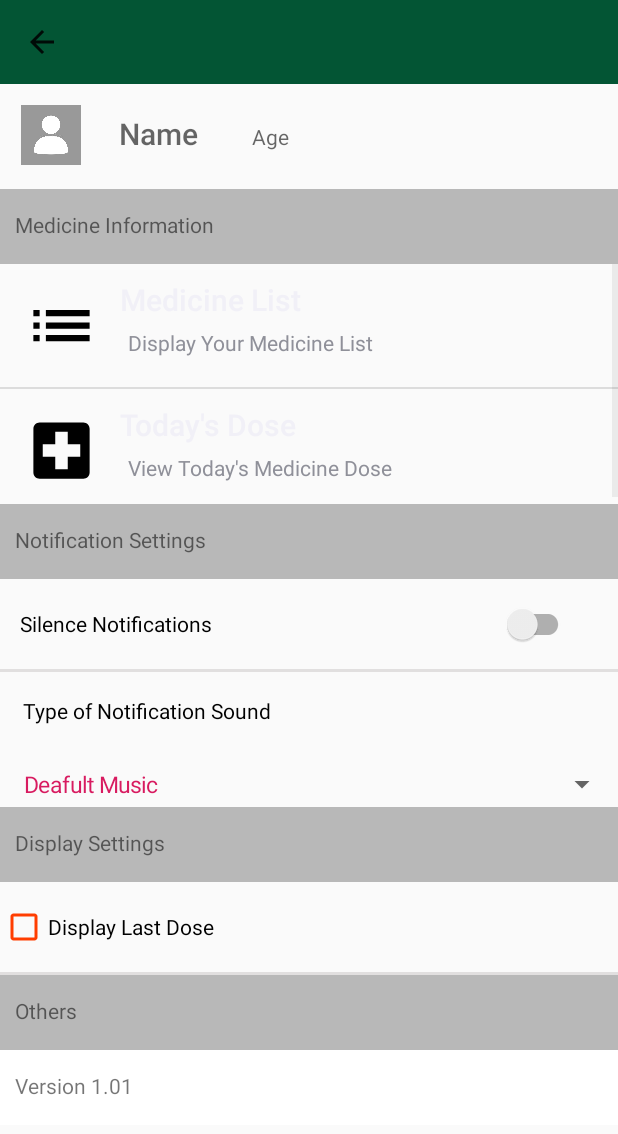
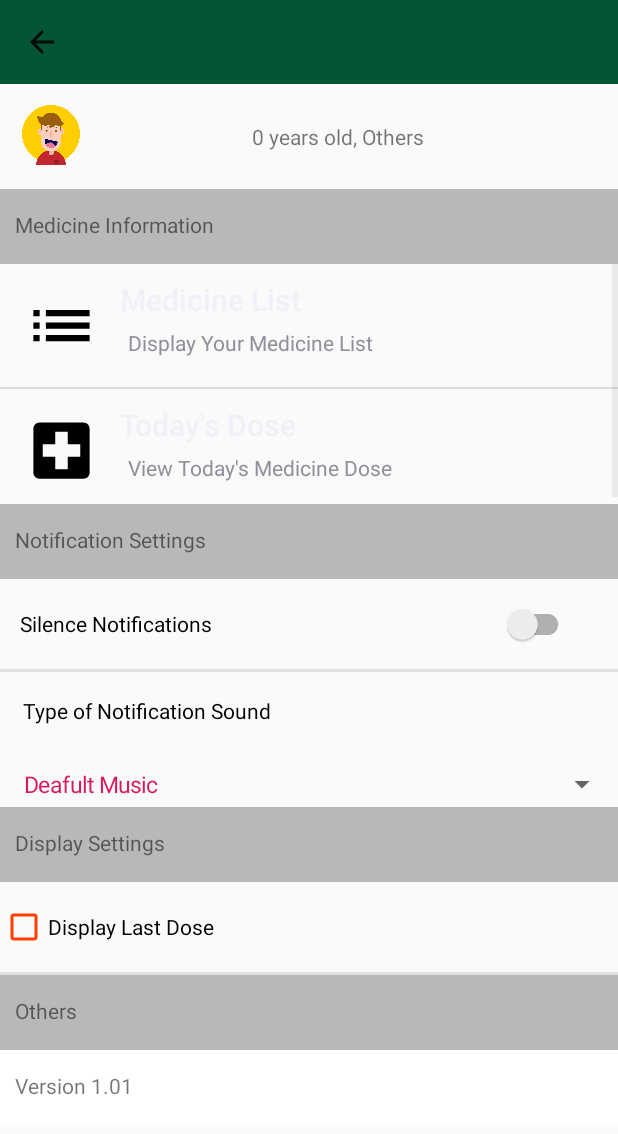
Before and after one commit to TeamSAYY/COMP3004Project, an Android app: the Setting_Page screen opened directly, with no data from a screen before it, on a phone screen of 412 x 824 dp. Shown: the top 1134 px of the screen. Run offline under Robolectric (Android 15) with nearby library versions, the phone set to English and light mode, and no system bars; our stand-ins replace Room's generated code.

Commit message:
code fix

```diff
--- a/app/src/main/java/com/example/drmednotifier/Frag_Add.java
+++ b/app/src/main/java/com/example/drmednotifier/Frag_Add.java
@@ -184,7 +184,7 @@ public class Frag_Add extends Fragment {
         generateTimeAndDose(text_time_dose_4, time_dose_view_4, timePicker_4,23,0);
 
         BottomNavigationView bottomNavigationView = getActivity().findViewById(R.id.bottomNavigationView);
-
+/////////////////////////////////////////////////////////////////////////////////////////////////////////////////////////////////////////////////////
         // Save button
         button_save.setOnClickListener(new View.OnClickListener() {
             @Override
--- a/app/src/main/java/com/example/drmednotifier/Setting_Page.java
+++ b/app/src/main/java/com/example/drmednotifier/Setting_Page.java
@@ -1,10 +1,15 @@
 package com.example.drmednotifier;
 
+import androidx.annotation.NonNull;
 import androidx.appcompat.app.AppCompatActivity;
 import androidx.appcompat.widget.SwitchCompat;
 import androidx.appcompat.widget.Toolbar;
 import androidx.fragment.app.Fragment;
 import androidx.fragment.app.FragmentManager;
+import androidx.room.ColumnInfo;
+import androidx.room.Dao;
+import androidx.room.Query;
+import androidx.room.Room;
 
 import android.content.Intent;
 import android.content.SharedPreferences;
@@ -23,25 +28,41 @@ import android.widget.ImageView;
 import android.widget.LinearLayout;
 import android.widget.ListView;
 import android.widget.PopupWindow;
+import android.widget.RadioButton;
 import android.widget.SimpleAdapter;
 import android.widget.Spinner;
 import android.widget.Switch;
 import android.widget.TextView;
 import android.widget.Toast;
 
+import com.example.drmednotifier.data.User;
+import com.example.drmednotifier.data.UserDao;
+import com.example.drmednotifier.data.UserDatabase;
+
 import java.util.ArrayList;
 import java.util.HashMap;
 import java.util.List;
+import java.util.Random;
 
 public class Setting_Page extends AppCompatActivity {
 
 
-int[] image = new int[]{R.drawable.ic_baseline_list_24,R.drawable.ic_dose};
-String[] headline = new String[]{"Medicine List","Today's Dose"};
-String[] bottomline = new String[]{"Display Your Medicine List","View Today's Medicine Dose  "};
-SwitchCompat switchCompat;
-String current_avatar;
+    int[] image = new int[]{R.drawable.ic_baseline_list_24,R.drawable.ic_dose};
+    String[] headline = new String[]{"Medicine List","Today's Dose"};
+    String[] bottomline = new String[]{"Display Your Medicine List","View Today's Medicine Dose  "};
+    SwitchCompat switchCompat;
+    String current_avatar;
     String avatar_T;
+    String default_avatar;
+    int  count;
+
+
+    private UserDatabase userDatabase;
+    private UserDao userDao;
+    private List<User> usersLiveData;
+    String name,g,age_gender;
+    int gender;
+
 
     @Override
     protected void onCreate(Bundle savedInstanceState) {
@@ -50,6 +71,50 @@ String current_avatar;
 
 
 
+        userDatabase = Room.databaseBuilder(getApplicationContext(), UserDatabase.class, "user_database").allowMainThreadQueries().build();
+        userDao = userDatabase.userDao();
+        usersLiveData = userDao.getUser();
+
+
+        Intent Namm = getIntent();
+        avatar_T  = Namm.getStringExtra("avatar_transfer");
+        ImageView z = findViewById(R.id.image_view);
+
+
+        z.setImageResource(R.drawable.a1);
+/*
+        if(avatar_T != null && avatar_T.equals("a1")){ z.setImageResource(R.drawable.a1);}
+       if(avatar_T != null && avatar_T.equals("a2")){ z.setImageResource(R.drawable.a2);}
+        else{
+
+            if(avatar_T == null && current_avatar==null){ z.setImageResource(R.drawable.a2);}
+            if(avatar_T == null && current_avatar!=null){ z.setImageResource(R.drawable.a1);}
+           }*/
+        if(avatar_T != null && avatar_T.equals("a1")){ z.setImageResource(R.drawable.a1);}
+        if(avatar_T != null && avatar_T.equals("a2")){ z.setImageResource(R.drawable.a2);avatar_T="a2";}
+        if(avatar_T == null && current_avatar==null){  z.setImageResource(R.drawable.a1);}
+
+
+
+        if (!usersLiveData.isEmpty()) {
+            User user = usersLiveData.get(0);
+            name = user.getFirstName() + " "+ user.getLastName();
+            gender = user.getGender();
+            if(gender == 0){g ="Male";}
+            else if (gender == 1){g ="Female";}
+            else{g="Others";}
+
+            age_gender =  user.getAge() + " years old, " + g;
+            ((TextView) findViewById(R.id.headline_name)).setText(name);
+            ((TextView) findViewById(R.id.bottomline_gender)).setText(age_gender);
+
+
+            /*
+            default_avatar = user.getAvatar();
+            if (default_avatar != null && default_avatar.equals("a1")){  z.setImageResource(R.drawable.a1);}
+            if (default_avatar != null && default_avatar.equals("a2")){  z.setImageResource(R.drawable.a2);}*/
+
+        }
 
 
 
@@ -57,29 +122,17 @@ String current_avatar;
 
 
 
-        Intent Namm = getIntent();
-        String Namee  = Namm.getStringExtra("Name_transfer");
-        String Agee  = Namm.getStringExtra("Age_transfer");
-        avatar_T  = Namm.getStringExtra("avatar_transfer");
+
+        /*
+         if ( default_avatar.equals("a1")){ z.setImageResource(R.drawable.a1);}
+       if (default_avatar.equals("a2")){ z.setImageResource(R.drawable.a2);}*/
+
+/*
+        TextView a = (TextView) findViewById(R.id.headline_name);
 
 
-        TextView a = (TextView) findViewById(R.id.headline_name);
-        a.setText(Namee);
-
-        TextView b = (TextView) findViewById(R.id.bottomline_gender);
-        b.setText(Agee);
-       // b.setText(avatar_T);
-
-        ImageView z = findViewById(R.id.image_view);
-        /*THIS IS SOME SERIOUS SHIT*/
-        /*EQUAL DOESNT WORK*/
-        /*COMPARE DOESNT WORK*/
-        /*THE DISPLAY IS FINE */
-        /*DOUBLE DATA TRANSFER FROM POP TO NAV*/
 
 
-        if (avatar_T != null && avatar_T.equals("a1")) {z.setImageResource(R.drawable.a1);}
-        if (avatar_T != null && avatar_T.equals("a2")) {z.setImageResource(R.drawable.a2);}
 
 
 
@@ -91,6 +144,7 @@ String current_avatar;
         s_list.add("Light Music");
         s_list.add("Pop Music");
         s_list.add("Rock Hard");
+
 
 
         ArrayAdapter<String>adapter = new ArrayAdapter<String>(this,android.R.layout.simple_spinner_item,s_list);
@@ -133,10 +187,6 @@ String current_avatar;
 
 
 
-                /*
-                Intent intent = new Intent(Setting_Page.this, Nav_page.class);
-                intent.setFlags(Intent.FLAG_ACTIVITY_CLEAR_TOP);
-                startActivity(intent);*/
             }
         });
 
@@ -270,7 +320,7 @@ String current_avatar;
 
         Intent i = new Intent(this, Popup_Window.class);
         startActivityForResult(i, 1);
-        ImageView image =findViewById(R.id.image_view);
+
 
     }
 
--- a/app/src/main/java/com/example/drmednotifier/data/UserDao.java
+++ b/app/src/main/java/com/example/drmednotifier/data/UserDao.java
@@ -20,4 +20,9 @@ public interface UserDao {
 
     @Update
     void update(User user);
+
+
+
+
+
 }
--- a/build.gradle
+++ b/build.gradle
@@ -7,7 +7,7 @@ buildscript {
 
     }
     dependencies {
-        classpath 'com.android.tools.build:gradle:4.1.0'
+        classpath 'com.android.tools.build:gradle:4.0.1'
 
         // NOTE: Do not place your application dependencies here; they belong
         // in the individual module build.gradle files
```
Also changed, not shown: app/src/main/AndroidManifest.xml (+2 -5 lines), app/src/main/java/com/example/drmednotifier/Frag_Home.java (+42 -0 lines), app/src/main/java/com/example/drmednotifier/Medicine_List.java (+50 -3 lines), app/src/main/java/com/example/drmednotifier/Popup_Window.java (+37 -3 lines), app/src/main/java/com/example/drmednotifier/Second_page_get_personaldata.java (+36 -5 lines), app/src/main/java/com/example/drmednotifier/data/User.java (+23 -0 lines), app/src/main/res/layout/activity_medicine__list.xml (+27 -14 lines), app/src/main/res/layout/activity_second_page_get_personaldata.xml (+34 -1 lines), gradle/wrapper/gradle-wrapper.properties.
